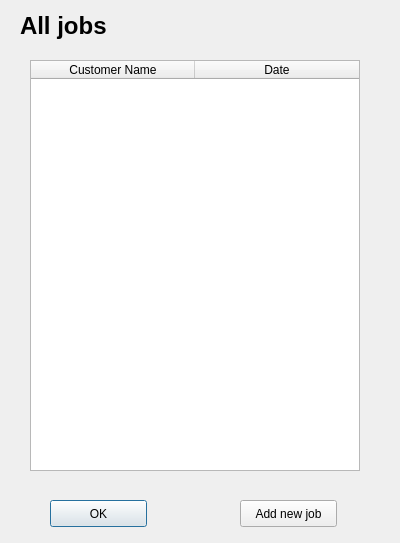
The window that dialogs/job/JobIndex.ui (supermaximo93/Computing_Project) describes before a commit, drawn with Qt 5.
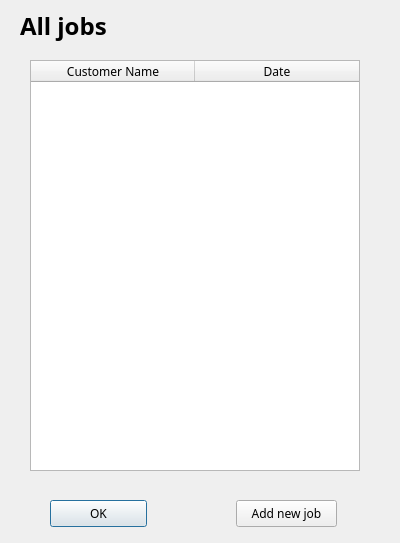
The same window after the commit.

```diff
--- a/dialogs/job/JobIndex.ui
+++ b/dialogs/job/JobIndex.ui
@@ -10,6 +10,11 @@
     <height>543</height>
    </rect>
   </property>
+  <property name="font">
+   <font>
+    <family>Sans Serif</family>
+   </font>
+  </property>
   <property name="windowTitle">
    <string>Dialog</string>
   </property>
@@ -49,9 +54,9 @@
   <widget class="QPushButton" name="pushButton_addNewJob">
    <property name="geometry">
     <rect>
-     <x>240</x>
+     <x>236</x>
      <y>500</y>
-     <width>97</width>
+     <width>101</width>
      <height>27</height>
     </rect>
    </property>
@@ -87,7 +92,7 @@
     </size>
    </property>
    <property name="alternatingRowColors">
-    <bool>true</bool>
+    <bool>false</bool>
    </property>
    <property name="showGrid">
     <bool>false</bool>
```
Left out of the diff: 2 changed lines with no effect on the pictures.
